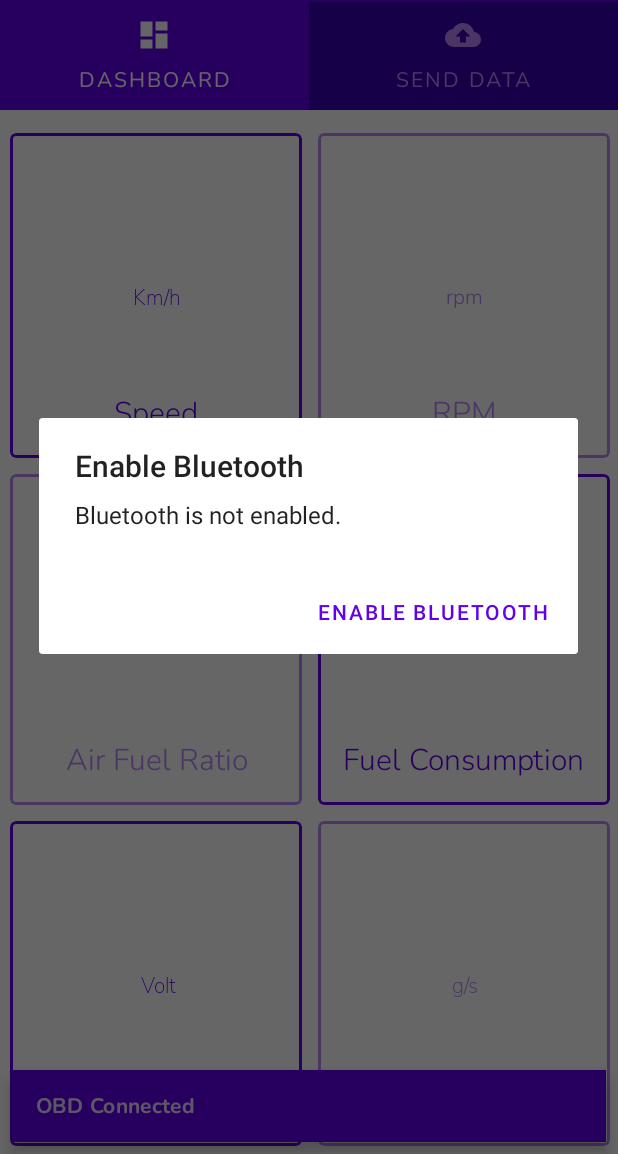
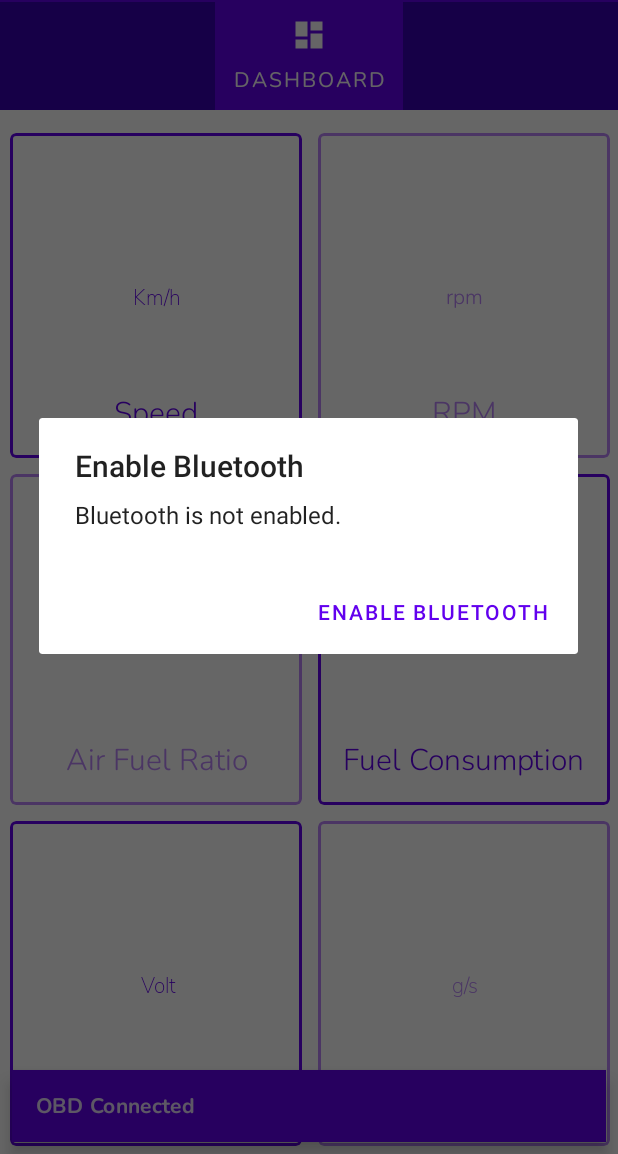
Before and after one commit to Achintha444/OBDFuel, an Android app: the HomeActivity screen opened directly, with no data from a screen before it, on a phone screen of 412 x 824 dp, the part 82-1236 px from its top. Run offline under Robolectric (Android 15) with nearby library versions, the phone set to English and light mode, and no system bars; libraries missing offline, so code that uses them is left out: com.github.pires.obd; 18 statements that could not run were skipped.

Commit message:
application released

```diff
--- a/app/build.gradle
+++ b/app/build.gradle
@@ -9,8 +9,8 @@ android {
         applicationId "com.mtdaps.obdfuel"
         minSdkVersion 24
         targetSdkVersion 30
-        versionCode 1
-        versionName "1.0"
+        versionCode 5
+        versionName "1.0.5"
 
         testInstrumentationRunner "androidx.test.runner.AndroidJUnitRunner"
     }
--- a/app/src/main/AndroidManifest.xml
+++ b/app/src/main/AndroidManifest.xml
@@ -4,9 +4,9 @@
 
     <uses-permission android:name="android.permission.BLUETOOTH" />
     <uses-permission android:name="android.permission.BLUETOOTH_ADMIN" />
-    <uses-permission android:name="android.permission.ACCESS_COARSE_LOCATION"/>
+<!--    <uses-permission android:name="android.permission.ACCESS_COARSE_LOCATION"/>-->
     <uses-permission android:name="android.permission.ACCESS_FINE_LOCATION" />
-    <uses-permission android:name="android.permission.ACCESS_BACKGROUND_LOCATION" />
+<!--    <uses-permission android:name="android.permission.ACCESS_BACKGROUND_LOCATION" />-->
     <uses-permission android:name="android.permission.INTERNET" />
     <uses-permission android:name="android.permission.ACCESS_NETWORK_STATE" />
 
--- a/app/src/main/java/com/mtdaps/obdfuel/activities/bluetooth/activity/BluetoothActivity.java
+++ b/app/src/main/java/com/mtdaps/obdfuel/activities/bluetooth/activity/BluetoothActivity.java
@@ -286,7 +286,7 @@ public class BluetoothActivity extends AppCompatActivity implements ActivityInte
 
             if (!isLocationEnabled()) {
                 // notify user
-                dialogBuilder = UiUtil.createWarningAlertDialogBuilder(bundle, this, "Enable Location", "Location access is required for Bluetooth Connection.", "Enable Locaiton", Settings.ACTION_LOCATION_SOURCE_SETTINGS);
+                dialogBuilder = UiUtil.createWarningAlertDialogBuilder(bundle, this, "Enable Location", "With the new android versions, OBDFuel requires location access to discover bluetooth devices.", "Enable Locaiton", Settings.ACTION_LOCATION_SOURCE_SETTINGS);
                 dialog = dialogBuilder.create();
                 // Used to check if Location is on
                 Thread thread = new Thread() {
--- a/app/src/main/java/com/mtdaps/obdfuel/activities/home/activity/HomeActivity.java
+++ b/app/src/main/java/com/mtdaps/obdfuel/activities/home/activity/HomeActivity.java
@@ -154,9 +154,6 @@ public class HomeActivity extends AppCompatActivity implements ActivityInterface
                         tab.setText("Dashboard");
                         tab.setIcon(R.drawable.ic_sharp_dashboard_24);
 
-                    } else {
-                        tab.setText("Send Data");
-                        tab.setIcon(R.drawable.ic_baseline_cloud_upload_24);
                     }
 
                 }
@@ -187,7 +184,7 @@ public class HomeActivity extends AppCompatActivity implements ActivityInterface
             public void run() {
                 while (flag) {
                     //Log.println(Log.INFO, "Home Activiy", "THREAD CHECK ");
-                    if (!isLocationEnabled()) {
+                    /*if (!isLocationEnabled()) {
                         Log.println(Log.INFO, "Home Activiy", "THREAD CHECK LOCATION");
 
                         ContextCompat.getMainExecutor(HomeActivity.this).execute(() -> {
@@ -204,7 +201,7 @@ public class HomeActivity extends AppCompatActivity implements ActivityInterface
                         if(isBluetoothEnabled()){
                         }
                         locaitonDialog.dismiss();
-                    } else if (!isBluetoothEnabled()) {
+                    } */ if (!isBluetoothEnabled()) {
                         Log.println(Log.INFO, "Home Activiy", "THREAD CHECK BLUETOOTH");
                         //runOnUiThread(() -> bluetoothDialog.show());
                         ContextCompat.getMainExecutor(HomeActivity.this).execute(() -> {
--- a/app/src/main/java/com/mtdaps/obdfuel/activities/home/util/HomeTabAdapter.java
+++ b/app/src/main/java/com/mtdaps/obdfuel/activities/home/util/HomeTabAdapter.java
@@ -23,8 +23,6 @@ public class HomeTabAdapter extends FragmentStateAdapter{
         switch (position) {
             case 0:
                 return new DashboardFragment();
-            case 1:
-                return new SendFragment();
 
         }
         return null;
@@ -32,6 +30,6 @@ public class HomeTabAdapter extends FragmentStateAdapter{
 
     @Override
     public int getItemCount() {
-        return 2;
+        return 1;
     }
 }
--- a/app/src/main/res/layout/activity_home.xml
+++ b/app/src/main/res/layout/activity_home.xml
@@ -74,13 +74,6 @@
             android:icon="@drawable/ic_sharp_dashboard_24"
             android:text="Dashboard" />
 
-        <com.google.android.material.tabs.TabItem
-            android:id="@+id/sendData"
-            android:layout_width="wrap_content"
-            android:layout_height="wrap_content"
-            android:icon="@drawable/ic_baseline_cloud_upload_24"
-            android:text="Send Data" />
-
     </com.google.android.material.tabs.TabLayout>
 
     <androidx.viewpager2.widget.ViewPager2
```
Also changed, not shown: 3 other files.
